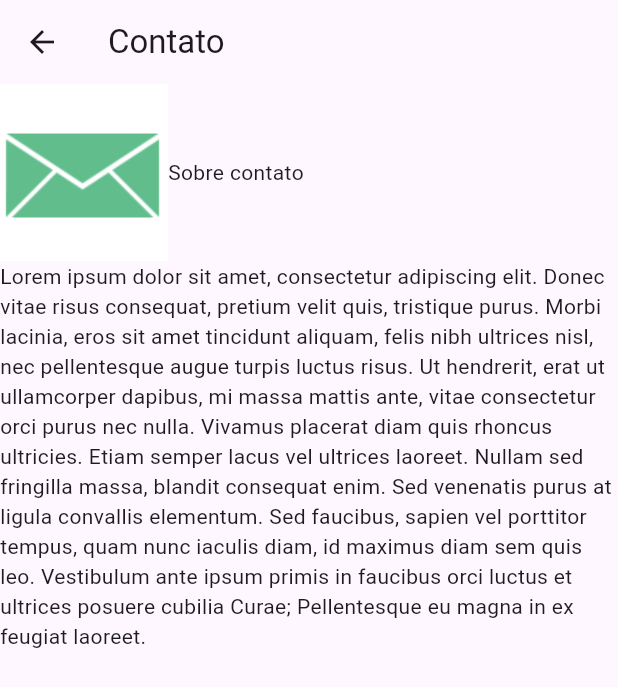
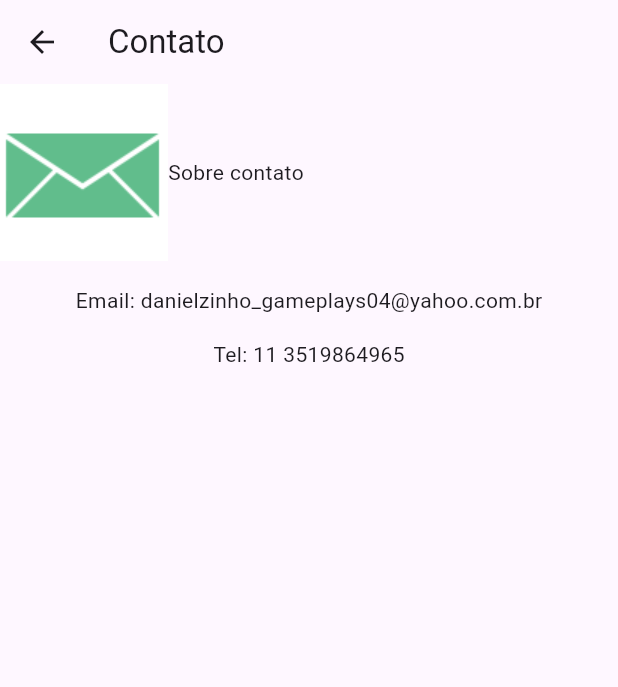
Before and after one commit to Dejota04/appAtm, a Flutter app: the Contato screen opened directly, on a phone screen of 412 x 824 dp. Shown: the top 687 px of the screen. Run offline on Flutter 3.47's test engine with Material 3 defaults, Android fonts, the phone set to English and light mode, and no system bars.

Commit message:
add info

```diff
--- a/lib/views/contato.dart
+++ b/lib/views/contato.dart
@@ -19,7 +19,15 @@ class _ContatoState extends State<Contato> {
             Text("Sobre contato")
           ],
         ),
-         Text("Lorem ipsum dolor sit amet, consectetur adipiscing elit. Donec vitae risus consequat, pretium velit quis, tristique purus. Morbi lacinia, eros sit amet tincidunt aliquam, felis nibh ultrices nisl, nec pellentesque augue turpis luctus risus. Ut hendrerit, erat ut ullamcorper dapibus, mi massa mattis ante, vitae consectetur orci purus nec nulla. Vivamus placerat diam quis rhoncus ultricies. Etiam semper lacus vel ultrices laoreet. Nullam sed fringilla massa, blandit consequat enim. Sed venenatis purus at ligula convallis elementum. Sed faucibus, sapien vel porttitor tempus, quam nunc iaculis diam, id maximus diam sem quis leo. Vestibulum ante ipsum primis in faucibus orci luctus et ultrices posuere cubilia Curae; Pellentesque eu magna in ex feugiat laoreet.")
+        Padding(
+          padding: EdgeInsets.only(top: 16),
+          child: Text("Email: danielzinho_gameplays04@yahoo.com.br"),
+          ),
+          Padding(
+          padding: EdgeInsets.only(top: 16),
+          child: Text("Tel: 11 3519864965"),
+          ),
+
       ]),
     );
   }
--- a/lib/views/servico.dart
+++ b/lib/views/servico.dart
@@ -20,7 +20,10 @@ class _ServicoState extends State<Servico> {
 
           ],
         ),
-        Text("Lorem ipsum dolor sit amet, consectetur adipiscing elit. Donec vitae risus consequat, pretium velit quis, tristique purus. Morbi lacinia, eros sit amet tincidunt aliquam, felis nibh ultrices nisl, nec pellentesque augue turpis luctus risus. Ut hendrerit, erat ut ullamcorper dapibus, mi massa mattis ante, vitae consectetur orci purus nec nulla. Vivamus placerat diam quis rhoncus ultricies. Etiam semper lacus vel ultrices laoreet. Nullam sed fringilla massa, blandit consequat enim. Sed venenatis purus at ligula convallis elementum. Sed faucibus, sapien vel porttitor tempus, quam nunc iaculis diam, id maximus diam sem quis leo. Vestibulum ante ipsum primis in faucibus orci luctus et ultrices posuere cubilia Curae; Pellentesque eu magna in ex feugiat laoreet.")
+        Padding(
+          padding: EdgeInsets.only(left: 10),
+          child: Text("Nossos serviços", style: TextStyle(fontSize: 20),),
+          ),
       ]),
     );
   }
```
Also changed, not shown: lib/views/cliente.dart (+9 -1 lines).
